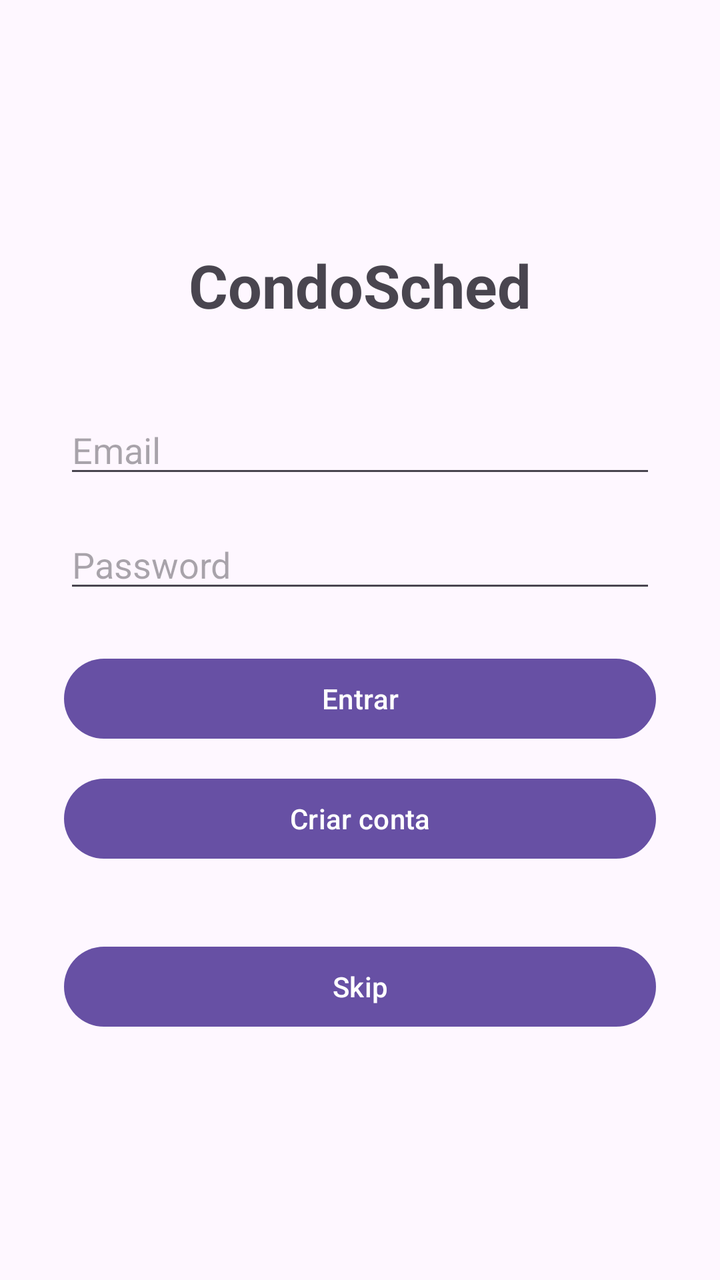
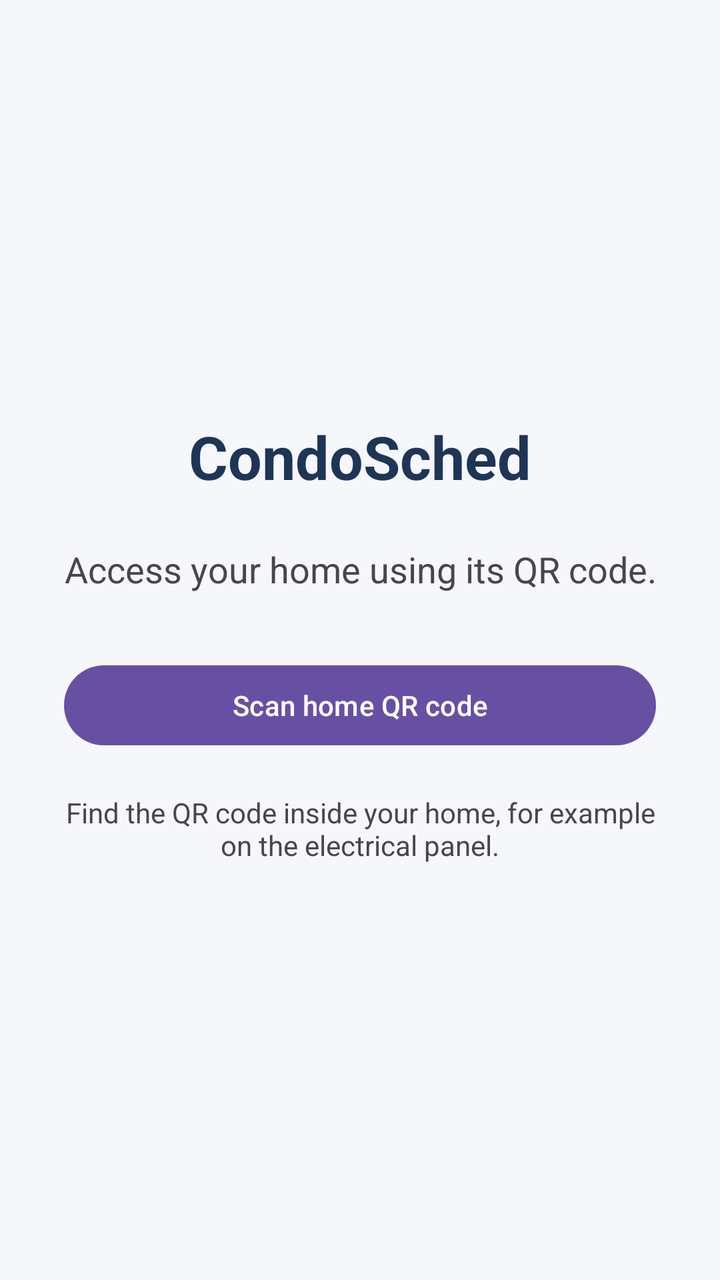

Before-and-after screenshots of an Android layout around one commit, followed by the original layout XML and the change that was made.
<!-- AndroidManifest.xml: application theme Theme.CondoSched -->
<!-- res/layout/activity_login.xml -->
<LinearLayout
        xmlns:android="http://schemas.android.com/apk/res/android"
        android:layout_width="match_parent"
        android:layout_height="match_parent"
        android:orientation="vertical"
        android:gravity="center"
        android:padding="32dp">

    <TextView
            android:layout_width="wrap_content"
            android:layout_height="wrap_content"
            android:text="CondoSched"
            android:textSize="30sp"
            android:textStyle="bold"
            android:layout_gravity="center"
            android:layout_marginBottom="40dp"/>

    <EditText
            android:id="@+id/emailInput"
            android:layout_width="match_parent"
            android:layout_height="wrap_content"
            android:hint="Email"
            android:inputType="textEmailAddress"/>

    <EditText
            android:id="@+id/passwordInput"
            android:layout_width="match_parent"
            android:layout_height="wrap_content"
            android:hint="Password"
            android:inputType="textPassword"
            android:layout_marginTop="16dp"/>

    <Button
            android:id="@+id/loginButton"
            android:layout_width="match_parent"
            android:layout_height="wrap_content"
            android:text="Entrar"
            android:layout_marginTop="24dp"/>

    <Button
            android:id="@+id/goToRegisterButton"
            android:layout_width="match_parent"
            android:layout_height="wrap_content"
            android:text="Criar conta"
            android:layout_marginTop="12dp"/>

    <Button
            android:id="@+id/skipLoginButton"
            android:layout_width="match_parent"
            android:layout_height="wrap_content"
            android:text="@string/skip"
            android:layout_marginTop="36dp"/>

</LinearLayout>
<!-- resources referenced by this layout -->
<resources>
  <string name="skip">Skip</string>
  <style name="Theme.CondoSched" parent="Base.Theme.CondoSched" />
  <style name="Base.Theme.CondoSched" parent="Theme.Material3.DayNight.NoActionBar">
          
          
      </style>
</resources>

<!-- the commit's change to res/layout/activity_login.xml (unified diff, before → after) -->
@@ -1,54 +1,13 @@
-<LinearLayout
-        xmlns:android="http://schemas.android.com/apk/res/android"
-        android:layout_width="match_parent"
-        android:layout_height="match_parent"
-        android:orientation="vertical"
-        android:gravity="center"
-        android:padding="32dp">
-
-    <TextView
-            android:layout_width="wrap_content"
-            android:layout_height="wrap_content"
-            android:text="CondoSched"
-            android:textSize="30sp"
-            android:textStyle="bold"
-            android:layout_gravity="center"
-            android:layout_marginBottom="40dp"/>
-
-    <EditText
-            android:id="@+id/emailInput"
-            android:layout_width="match_parent"
-            android:layout_height="wrap_content"
-            android:hint="Email"
-            android:inputType="textEmailAddress"/>
-
-    <EditText
-            android:id="@+id/passwordInput"
-            android:layout_width="match_parent"
-            android:layout_height="wrap_content"
-            android:hint="Password"
-            android:inputType="textPassword"
-            android:layout_marginTop="16dp"/>
-
-    <Button
-            android:id="@+id/loginButton"
-            android:layout_width="match_parent"
-            android:layout_height="wrap_content"
-            android:text="Entrar"
-            android:layout_marginTop="24dp"/>
-
-    <Button
-            android:id="@+id/goToRegisterButton"
-            android:layout_width="match_parent"
-            android:layout_height="wrap_content"
-            android:text="Criar conta"
-            android:layout_marginTop="12dp"/>
-
-    <Button
-            android:id="@+id/skipLoginButton"
-            android:layout_width="match_parent"
-            android:layout_height="wrap_content"
-            android:text="@string/skip"
-            android:layout_marginTop="36dp"/>
-
+﻿<LinearLayout xmlns:android="http://schemas.android.com/apk/res/android"
+    android:layout_width="match_parent" android:layout_height="match_parent"
+    android:orientation="vertical" android:gravity="center" android:padding="32dp"
+    android:background="#F5F7FB">
+    <TextView android:layout_width="wrap_content" android:layout_height="wrap_content"
+        android:text="CondoSched" android:textSize="30sp" android:textStyle="bold" android:textColor="#1D3557" />
+    <TextView android:layout_width="match_parent" android:layout_height="wrap_content"
+        android:text="@string/qr_welcome" android:gravity="center" android:layout_marginTop="24dp" android:textSize="18sp" />
+    <Button android:id="@+id/scanQrButton" android:layout_width="match_parent" android:layout_height="wrap_content"
+        android:text="@string/qr_scan" android:layout_marginTop="32dp" />
+    <TextView android:id="@+id/qrStatus" android:layout_width="match_parent" android:layout_height="wrap_content"
+        android:text="@string/qr_ready" android:gravity="center" android:accessibilityLiveRegion="polite" android:layout_marginTop="20dp" />
 </LinearLayout>
<!-- resource entries referenced after the edit -->
@@ -1,6 +1,8 @@
 <!-- resources referenced by this layout -->
 <resources>
-  <string name="skip">Skip</string>
+  <string name="qr_ready">Find the QR code inside your home, for example on the electrical panel.</string>
+  <string name="qr_scan">Scan home QR code</string>
+  <string name="qr_welcome">Access your home using its QR code.</string>
   <style name="Theme.CondoSched" parent="Base.Theme.CondoSched" />
   <style name="Base.Theme.CondoSched" parent="Theme.Material3.DayNight.NoActionBar">
           
